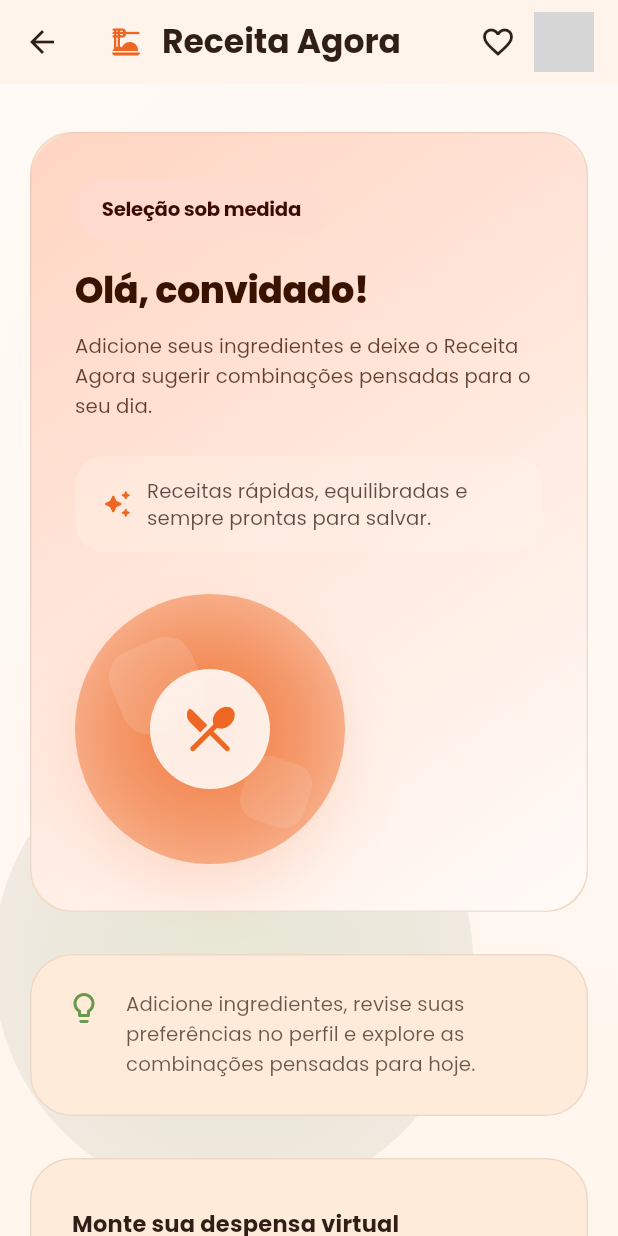
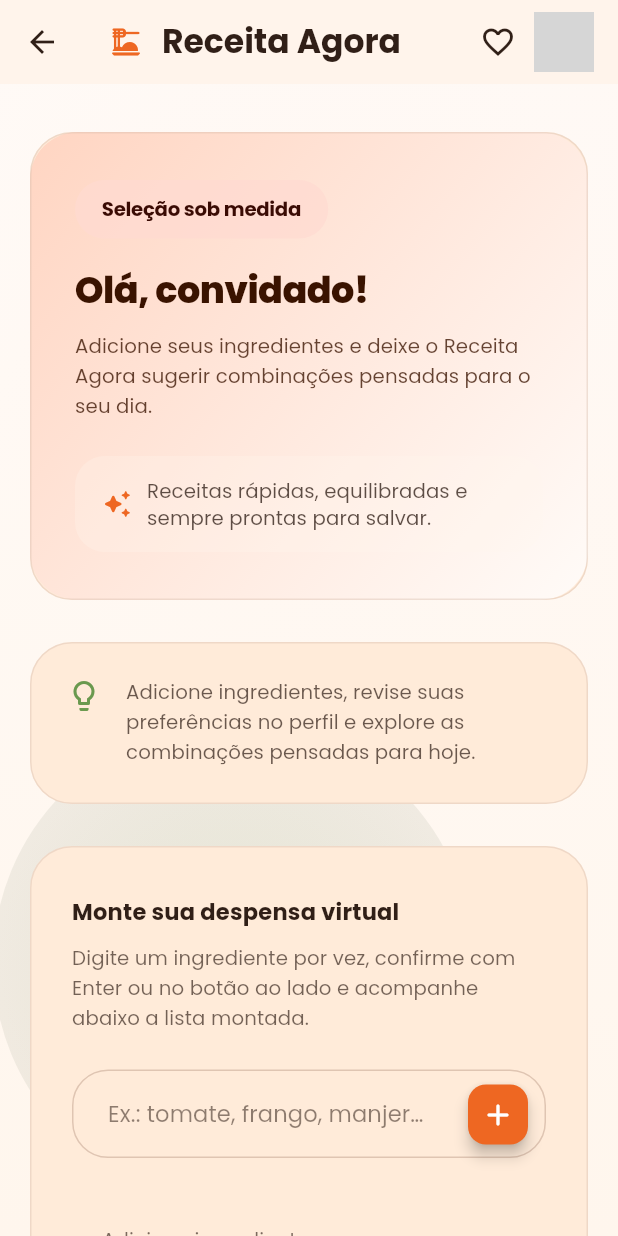
Before and after one commit to LeandroCMP/receitagora, a Flutter app: the RecipeFinderPage screen opened by its route, on a phone screen of 412 x 824 dp. Run offline on Flutter 3.47's test engine with Material 3 defaults, Android fonts, the phone set to English and light mode, and no system bars; our stand-ins replace cloud_firestore, cross_file, equatable, firebase_auth, firebase_core, flutter_dotenv and 5 more; accounts and stored records are empty; network calls fail; grey boxes are pictures that could not be loaded.

Commit message:
chore: remove recipe finder hero icon

```diff
--- a/lib/modules/recipe_finder/recipe_finder_page.dart
+++ b/lib/modules/recipe_finder/recipe_finder_page.dart
@@ -273,27 +273,7 @@ class _WelcomeSection extends StatelessWidget {
                   ],
                 );
 
-                final illustration = _HeroIllustration(theme: theme);
-
-                if (isCompact) {
-                  return Column(
-                    crossAxisAlignment: CrossAxisAlignment.start,
-                    children: [
-                      textColumn,
-                      const SizedBox(height: 28),
-                      illustration,
-                    ],
-                  );
-                }
-
-                return Row(
-                  crossAxisAlignment: CrossAxisAlignment.center,
-                  children: [
-                    Expanded(child: textColumn),
-                    const SizedBox(width: 32),
-                    illustration,
-                  ],
-                );
+                return textColumn;
               },
             ),
           ),
@@ -576,91 +556,3 @@ class _HelperFooter extends StatelessWidget {
     );
   }
 }
-
-class _HeroIllustration extends StatelessWidget {
-  const _HeroIllustration({required this.theme});
-
-  final ThemeData theme;
-
-  @override
-  Widget build(BuildContext context) {
-    final surfaces = theme.extension<ReceitagoraSurfaceColors>();
-    return SizedBox(
-      height: 180,
-      width: 180,
-      child: Stack(
-        alignment: Alignment.center,
-        children: [
-          Positioned.fill(
-            child: DecoratedBox(
-              decoration: BoxDecoration(
-                shape: BoxShape.circle,
-                gradient: RadialGradient(
-                  colors: [
-                    theme.colorScheme.primary.withOpacity(0.82),
-                    theme.colorScheme.primary.withOpacity(0.45),
-                  ],
-                ),
-                boxShadow: [
-                  BoxShadow(
-                    color: theme.colorScheme.primary.withOpacity(0.15),
-                    blurRadius: 34,
-                    offset: const Offset(0, 18),
-                  ),
-                ],
-              ),
-            ),
-          ),
-          Positioned(
-            top: 32,
-            left: 26,
-            child: Transform.rotate(
-              angle: -0.4,
-              child: Container(
-                height: 58,
-                width: 58,
-                decoration: BoxDecoration(
-                  borderRadius: BorderRadius.circular(18),
-                  color: theme.colorScheme.onPrimary.withOpacity(0.12),
-                ),
-              ),
-            ),
-          ),
-          Positioned(
-            bottom: 26,
-            right: 24,
-            child: Transform.rotate(
-              angle: 0.32,
-              child: Container(
-                height: 44,
-                width: 44,
-                decoration: BoxDecoration(
-                  borderRadius: BorderRadius.circular(14),
-                  color: theme.colorScheme.onPrimary.withOpacity(0.1),
-                ),
-              ),
-            ),
-          ),
-          DecoratedBox(
-            decoration: BoxDecoration(
-              shape: BoxShape.circle,
-              color:
-                  (surfaces?.highest ?? theme.colorScheme.onPrimary).withOpacity(0.88),
-            ),
-            child: SizedBox(
-              height: 80,
-              width: 80,
-              child: Center(
-                child: Icon(
-                  Icons.restaurant_menu_rounded,
-                  color: theme.colorScheme.primary,
-                  size: 40,
-                ),
-              ),
-            ),
-          ),
-        ],
-      ),
-    );
-  }
-}
```
